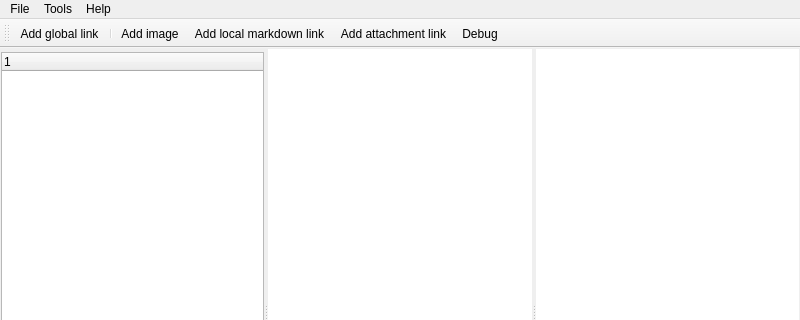
Qt form src/Underverse/MainWindow.ui (marc-sturm/Underverse) before a commit; both pictures show x 0 to 800 and y 0 to 320 of the 800 by 600 pixel window.
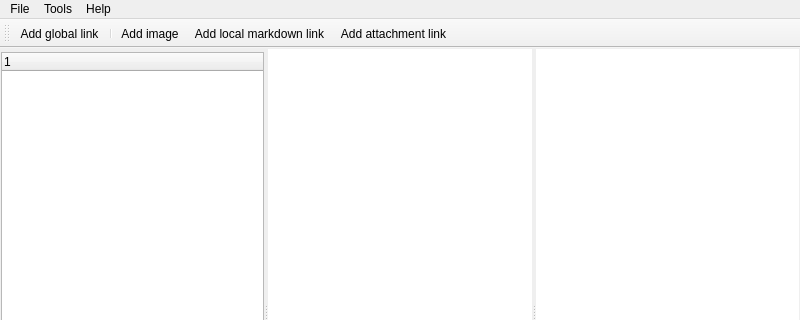
The same form after that commit. Icons and pictures are not drawn. Custom widgets are drawn as their Qt base class.

```diff
--- a/src/Underverse/MainWindow.ui
+++ b/src/Underverse/MainWindow.ui
@@ -166,8 +166,8 @@
    </property>
    <property name="iconSize">
     <size>
-     <width>16</width>
-     <height>16</height>
+     <width>20</width>
+     <height>20</height>
     </size>
    </property>
    <attribute name="toolBarArea">
@@ -181,7 +181,6 @@
    <addaction name="actionAddImage"/>
    <addaction name="actionAddLinkMarkdown"/>
    <addaction name="actionAddLinkAttachment"/>
-   <addaction name="actionDebug"/>
   </widget>
   <action name="actionAbout">
    <property name="text">
```
Left out of the diff: 4 changed lines with no effect on the pictures.
